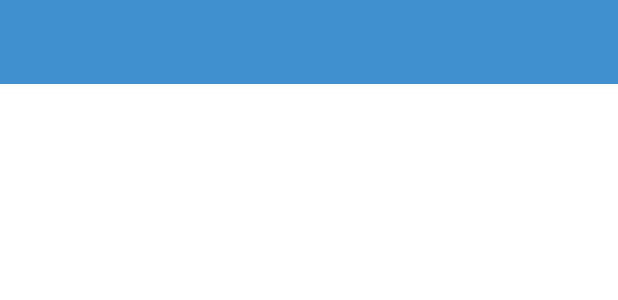
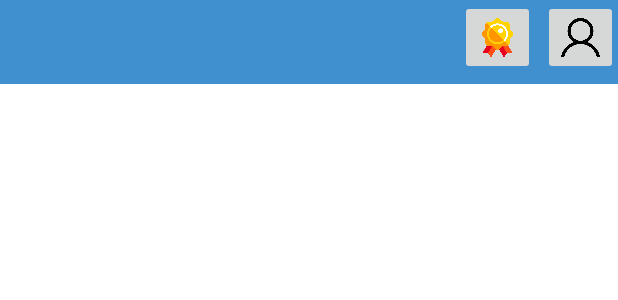
Before and after one commit to CSID-DGU/2022-2-CECD4-CBJ-2, an Android app: the layout activity_main.xml on its own in the app's theme, with its tools: preview values and no code run, on a phone screen of 412 x 824 dp. Shown: the top 300 px of the screen. Run offline under Robolectric (Android 15) with nearby library versions, the phone set to English and light mode, and no system bars.

Commit message:
main UI 수정 및 랭킹 기능 수정

```diff
--- a/frontend/trailer/app/src/main/java/cbj/trailer/activity/MainActivity.java
+++ b/frontend/trailer/app/src/main/java/cbj/trailer/activity/MainActivity.java
@@ -50,6 +50,7 @@ public class MainActivity extends AppCompatActivity {
         androidx.appcompat.widget.Toolbar toolbar =
                 findViewById(R.id.toolbar);
 
+
         setSupportActionBar(toolbar);
 
         TabLayout tabLayout = findViewById(R.id.tab_layout);
--- a/frontend/trailer/app/src/main/java/cbj/trailer/activity/RankActivity.java
+++ b/frontend/trailer/app/src/main/java/cbj/trailer/activity/RankActivity.java
@@ -147,8 +147,10 @@ public class RankActivity  extends AppCompatActivity {
                         age = 60;
                     else if(i==7)
                         age = 70;
+                    else if(i==8)
+                        age = 80;
                     else
-                        age = 80;
+                        age = 0;
                 }
                 else{
                     input_age = false;
--- a/frontend/trailer/app/src/main/java/cbj/trailer/network/ServiceApi.java
+++ b/frontend/trailer/app/src/main/java/cbj/trailer/network/ServiceApi.java
@@ -35,7 +35,7 @@ public interface ServiceApi {
     Call<CodeResponse> userCheckID(@Body CheckIdRequest data);
 
     @Headers({"Content-Type: application/json"})
-    @POST("/check/nickname")                                           // 아이디 중복검사 API
+    @POST("/check/nickname")                                           // 닉네임 중복검사 API
     Call<CodeResponse> userCheckNickname(@Body CheckNicknameRequest data);
 
     @Headers({"Content-Type: application/json"})
--- a/frontend/trailer/app/src/main/res/layout/activity_main.xml
+++ b/frontend/trailer/app/src/main/res/layout/activity_main.xml
@@ -21,7 +21,10 @@
         android:id="@+id/pager"
         android:layout_width="match_parent"
         android:layout_height="fill_parent"
-        tools:ignore="MissingConstraints">
+        tools:ignore="MissingConstraints"
+        tools:layout_editor_absoluteX="0dp"
+        tools:layout_editor_absoluteY="-73dp">
+
         <com.google.android.material.tabs.TabLayout
             android:id="@+id/tab_layout"
             android:layout_width="match_parent"
@@ -30,12 +33,38 @@
             android:background="?attr/colorPrimary"
             android:minHeight="?attr/actionBarSize"
             android:theme="@style/ThemeOverlay.AppCompat.Dark.ActionBar"
-            tools:ignore="MissingConstraints"
             app:tabSelectedTextColor="@color/white"
+            app:tabTextAppearance="@style/MyCustomTabText"
             app:tabTextColor="@color/gray"
-            app:tabTextAppearance="@style/MyCustomTabText"
-            />
+            tools:ignore="MissingConstraints" />
     </androidx.viewpager.widget.ViewPager>
+
+    <ImageButton
+        android:id="@+id/rank_page"
+        android:layout_width="50dp"
+        android:layout_height="50dp"
+        android:layout_gravity="right"
+        android:adjustViewBounds="true"
+        android:contentDescription="랭킹"
+        android:scaleType="fitCenter"
+        android:src="@drawable/rank_img"
+        android:layout_marginRight="5dp"
+        android:visibility="visible"
+        app:layout_constraintEnd_toStartOf="@+id/my_page"
+        app:layout_constraintTop_toTopOf="parent" />
+
+    <ImageButton
+        android:id="@+id/my_page"
+        android:layout_width="50dp"
+        android:layout_height="50dp"
+        android:layout_gravity="right"
+        android:adjustViewBounds="true"
+        android:scaleType="fitCenter"
+        android:src="@drawable/mypage_img"
+        android:visibility="visible"
+        android:contentDescription="마이페이지"
+        app:layout_constraintEnd_toEndOf="@+id/toolbar"
+        app:layout_constraintTop_toTopOf="parent"/>
 
     <TextView
         android:layout_width="wrap_content"
--- a/frontend/trailer/app/src/main/res/layout/activity_rank.xml
+++ b/frontend/trailer/app/src/main/res/layout/activity_rank.xml
@@ -122,11 +122,12 @@
             <LinearLayout
                 android:layout_width="match_parent"
                 android:layout_height="25dp">
-
+                <!--
                 <ImageView
                     android:layout_width="20dp"
                     android:layout_height="20dp"
                     android:background="@drawable/gold_medal" />
+                    -->
 
                 <TextView
                     android:id="@+id/user_rank"
@@ -138,10 +139,12 @@
                     android:textSize="15dp"
                     android:text="Gold" />
 
+                <!--
                 <ImageView
                     android:layout_width="20dp"
                     android:layout_height="20dp"
                     android:background="@drawable/silver_medal" />
+                    -->
 
                 <TextView
                     android:id="@+id/user_groupRank"
```
Also changed, not shown: frontend/trailer/app/src/main/res/drawable/mypage.xml (added, +7 -0 lines), frontend/trailer/app/src/main/res/drawable/rank.xml (added, +7 -0 lines), frontend/trailer/app/src/main/res/drawable/mypage_img.png (added), frontend/trailer/app/src/main/res/drawable/rank_img.png (added).
